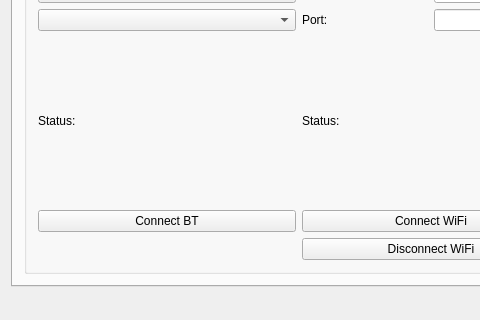
saul-rodriguez/Qt, file logger/logger/mainwindow.ui: the form before one commit; both pictures show x 0 to 480 and y 141 to 461 of the 598 by 461 pixel window.
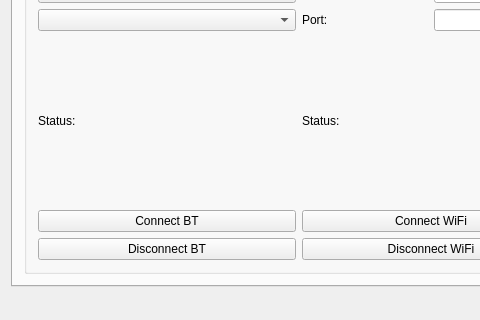
The form after the commit. The open tabs and pages were chosen to show the change.

Commit message: added disconnect BT and m_MaxNumSamples (1 min)

Diff of the .ui file:
```diff
--- a/logger/logger/mainwindow.ui
+++ b/logger/logger/mainwindow.ui
@@ -177,6 +177,13 @@
                  </property>
                 </widget>
                </item>
+               <item row="6" column="0">
+                <widget class="QPushButton" name="pushButtonBTdisconnect">
+                 <property name="text">
+                  <string>Disconnect BT</string>
+                 </property>
+                </widget>
+               </item>
               </layout>
              </item>
             </layout>
```
Left out of the diff: 2 changed lines with no effect on the pictures. The commit also changes 37 other files.
